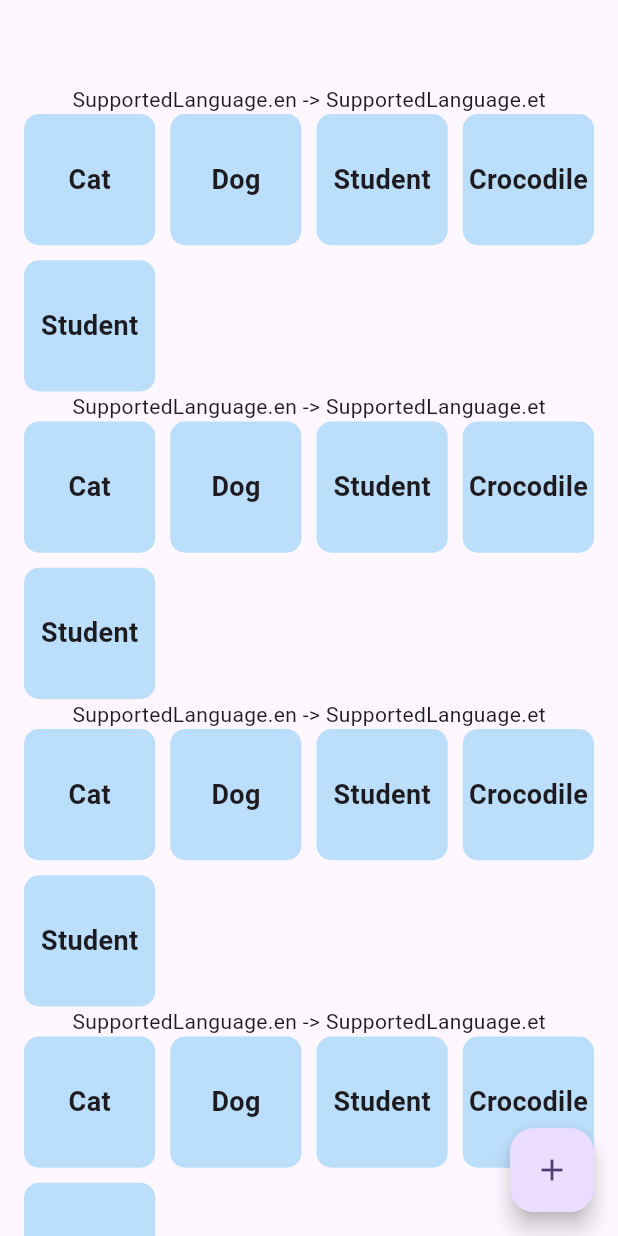
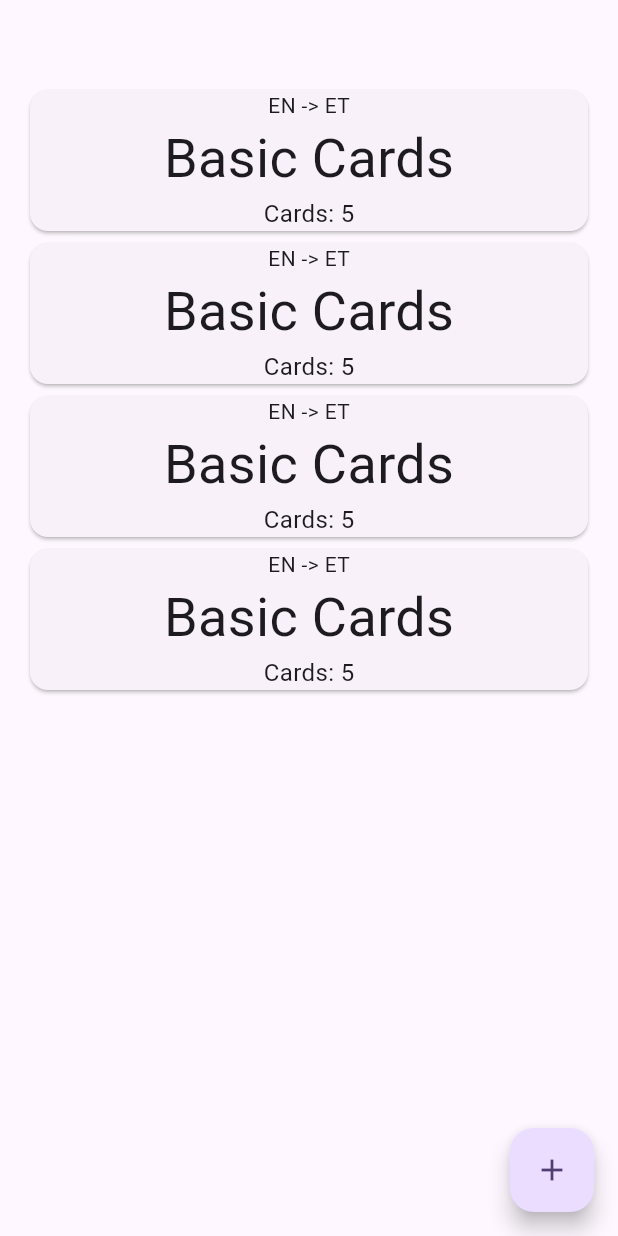
Before and after one commit to borohhov/word_cards_mainor_2025_spring, a Flutter app: the screen it shows after launch, on a phone screen of 412 x 824 dp. Run offline on Flutter 3.47's test engine with Material 3 defaults, Android fonts, the phone set to English and light mode, and no system bars.

Commit message:
Added card list form

```diff
--- a/lib/models/word_card_list.dart
+++ b/lib/models/word_card_list.dart
@@ -3,17 +3,15 @@ import 'package:word_cards_mainor_2025_spring/models/word_card.dart';
 class WordCardList {
   SupportedLanguage fromLanguage;
   SupportedLanguage toLanguage;
+  String topic;
   List<WordCard> wordCards;
 
-  WordCardList(this.fromLanguage, this.toLanguage, this.wordCards);
+  WordCardList(this.fromLanguage, this.toLanguage, this.topic, this.wordCards);
 }
 
+enum SupportedLanguage { en, et, ru, jp }
 
-enum SupportedLanguage {
-  en, et, ru, jp
-}
-
-WordCardList demoCardList = WordCardList(SupportedLanguage.en, SupportedLanguage.et, [
+WordCardList demoCardList = WordCardList(SupportedLanguage.en, SupportedLanguage.et, 'Basic Cards', [
   WordCard("Cat", "Kass"),
   WordCard("Dog", "Koer"),
   WordCard("Student", "Tudeng"),
--- a/lib/views/home_page.dart
+++ b/lib/views/home_page.dart
@@ -2,6 +2,7 @@ import 'package:flutter/cupertino.dart';
 import 'package:flutter/material.dart';
 import 'package:word_cards_mainor_2025_spring/models/word_card_list.dart';
 import 'package:word_cards_mainor_2025_spring/views/cards_page.dart';
+import 'package:word_cards_mainor_2025_spring/views/word_card_list_form.dart';
 import 'package:word_cards_mainor_2025_spring/views/word_card_list_widget.dart';
 
 class HomePage extends StatelessWidget {
@@ -30,7 +31,9 @@ class HomePage extends StatelessWidget {
           ],),
         ),
       ),
-      floatingActionButton: FloatingActionButton(onPressed: null, child: Icon(Icons.add),),
+      floatingActionButton: FloatingActionButton(onPressed: () {
+        Navigator.of(context).push(MaterialPageRoute(builder: (context) => WordCardListForm()),);
+      }, child: Icon(Icons.add),),
     );
   }
 }
--- a/lib/views/word_card_list_widget.dart
+++ b/lib/views/word_card_list_widget.dart
@@ -3,35 +3,23 @@ import 'package:word_cards_mainor_2025_spring/models/word_card_list.dart';
 
 class WordCardListWidget extends StatelessWidget {
   WordCardListWidget({super.key, required this.wordCardList});
+
   WordCardList wordCardList;
 
   @override
   Widget build(BuildContext context) {
-    return Column(children: [
-      Text("${wordCardList.fromLanguage} -> ${wordCardList.toLanguage}"),
-      GridView.builder(
-        shrinkWrap: true, // Ограничиваем высоту до необходимой для содержимого
-        physics: NeverScrollableScrollPhysics(), // Отключаем прокрутку внутри GridView
-        gridDelegate: const SliverGridDelegateWithFixedCrossAxisCount(
-          crossAxisCount: 4, // Количество колонок
-          crossAxisSpacing: 10, // Отступы между колонками
-          mainAxisSpacing: 10,  // Отступы между строками
+    return Card(
+      child: Container(
+        width: double.infinity,
+        child: Column(
+          children: [
+            Text(
+                "${wordCardList.fromLanguage.toString().split('.')[1].toUpperCase()} -> ${wordCardList.toLanguage.toString().split('.')[1].toUpperCase()}"),
+            Text(wordCardList.topic, style: TextStyle(fontSize: 36),),
+            Text('Cards: ${wordCardList.wordCards.length.toString()}', style: TextStyle(fontSize: 16),)
+          ],
         ),
-        itemCount: wordCardList.wordCards.length,
-        itemBuilder: (context, index) {
-          return Container(
-            decoration: BoxDecoration(
-              color: Colors.blue.shade100,
-              borderRadius: BorderRadius.circular(10),
-            ),
-            alignment: Alignment.center,
-            child: Text(
-              wordCardList.wordCards[index].word, // Текст из списка
-              style: const TextStyle(fontSize: 18, fontWeight: FontWeight.bold),
-            ),
-          );
-        },
       ),
-    ],);
+    );
   }
 }
```
Also changed, not shown: lib/views/word_card_list_form.dart (added, +248 -0 lines).
